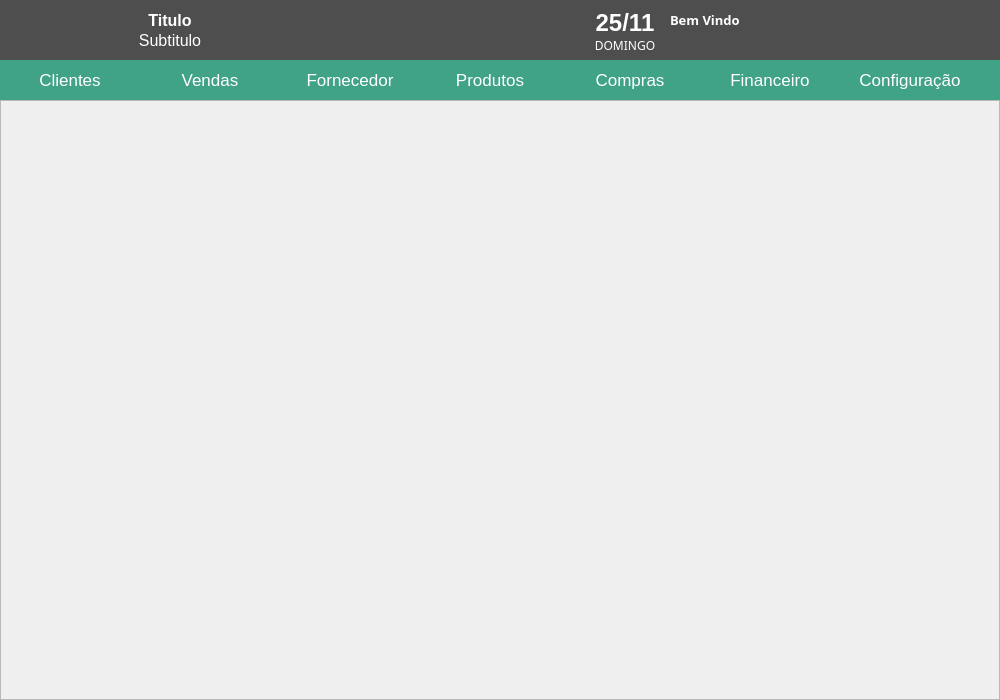
rafaelfelippe1/Projeto-SistemaVendas, file UI_Files/main.ui: the form before one commit.
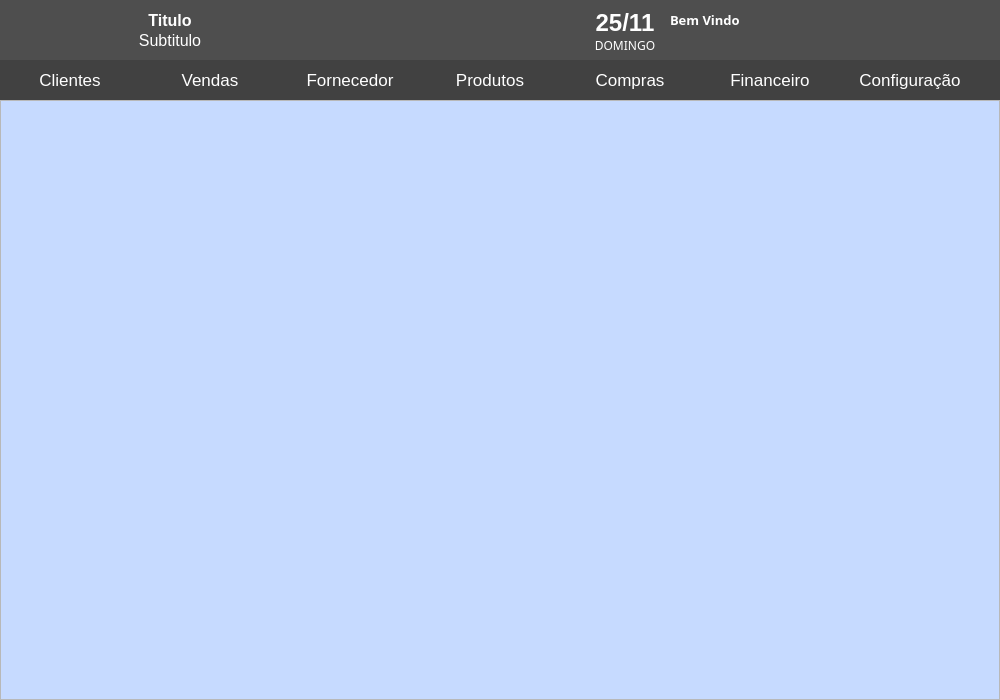
The form after the commit. Icons and pictures are not drawn.

Patch:
```diff
--- a/UI_Files/main.ui
+++ b/UI_Files/main.ui
@@ -41,7 +41,7 @@
   </property>
   <property name="styleSheet">
    <string notr="true">QMainWindow {
-background: url(&quot;Images/bg.png&quot;) 0 0 no-repeat #0884c2
+background-color: rgb(198, 218, 255);
 }
 </string>
   </property>
@@ -389,7 +389,7 @@
      </rect>
     </property>
     <property name="styleSheet">
-     <string notr="true">background: #40a286</string>
+     <string notr="true">background-color: rgb(65, 65, 65);</string>
     </property>
     <widget class="QPushButton" name="bt_MainProdutos">
      <property name="geometry">
@@ -423,7 +423,7 @@
      </property>
      <property name="styleSheet">
       <string notr="true">QPushButton{
-background: 40A286 ;
+background-color: rgb(65, 65, 65);
 border: none;
 color: #FFF
 }
@@ -470,7 +470,7 @@
      </property>
      <property name="styleSheet">
       <string notr="true">QPushButton{
-background: 40A286 ;
+background-color: rgb(65, 65, 65);
 border: none;
 color: #FFF
 }
@@ -517,7 +517,7 @@
      </property>
      <property name="styleSheet">
       <string notr="true">QPushButton{
-background: 40A286 ;
+background-color: rgb(65, 65, 65);
 border: none;
 color: #FFF
 }
@@ -564,7 +564,7 @@
      </property>
      <property name="styleSheet">
       <string notr="true">QPushButton{
-background: 40A286 ;
+background-color: rgb(65, 65, 65);
 border: none;
 color: #FFF
 }
@@ -611,7 +611,7 @@
      </property>
      <property name="styleSheet">
       <string notr="true">QPushButton{
-background: 40A286 ;
+background-color: rgb(65, 65, 65);
 border: none;
 color: #FFF
 }
@@ -658,7 +658,7 @@
      </property>
      <property name="styleSheet">
       <string notr="true">QPushButton{
-background: 40A286 ;
+background-color: rgb(65, 65, 65);
 border: none;
 color: #FFF
 }
@@ -710,7 +710,7 @@
      </property>
      <property name="styleSheet">
       <string notr="true">QPushButton{
-background: 40A286 ;
+background-color: rgb(65, 65, 65);
 border: none;
 color: #FFF
 }
```
Left out of the diff: 32 changed lines with no effect on the pictures.
